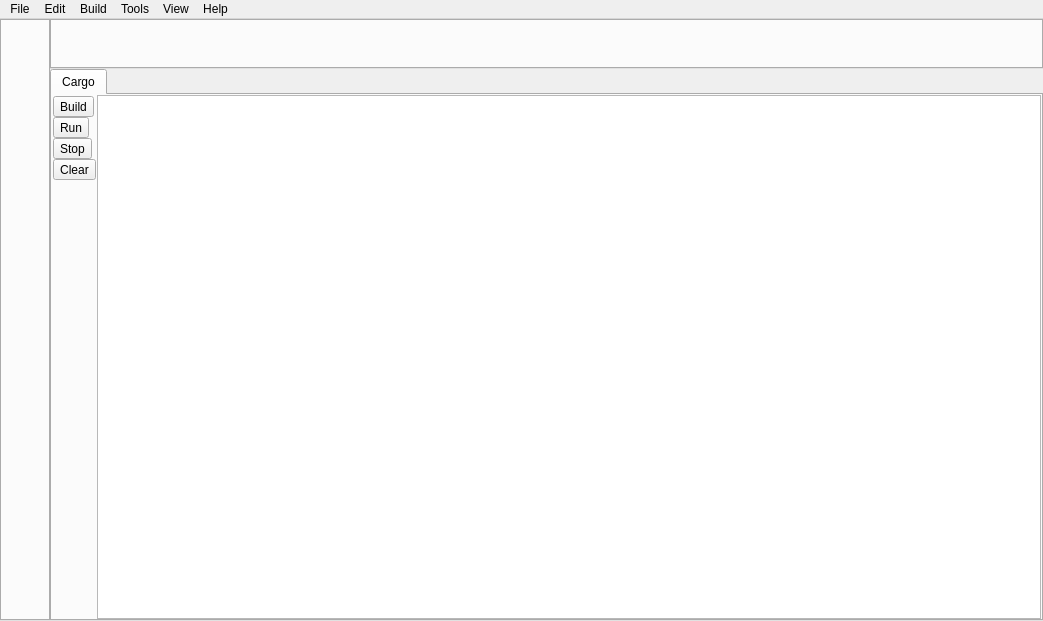
krre/afterglow, file Source/UI/MainWindow.ui: the form before one commit.
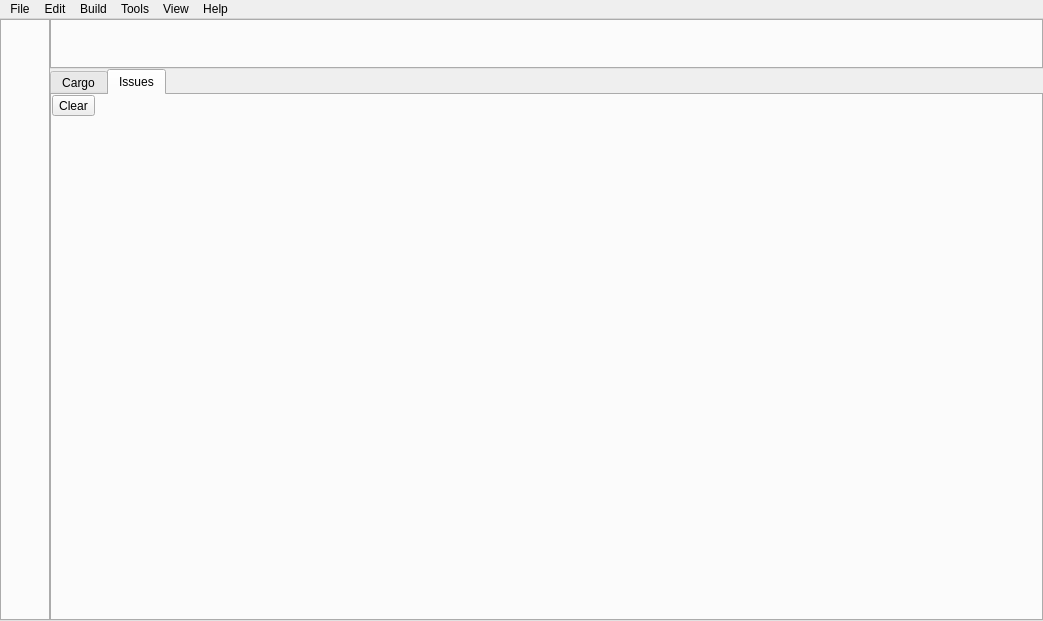
The form after the commit. The open tabs and pages were chosen to show the change.

Commit message: Add Issues tab to Output pane

```diff
--- a/Source/UI/MainWindow.ui
+++ b/Source/UI/MainWindow.ui
@@ -196,6 +196,62 @@
           </item>
          </layout>
         </widget>
+        <widget class="QWidget" name="tabIssues">
+         <attribute name="title">
+          <string>Issues</string>
+         </attribute>
+         <layout class="QHBoxLayout" name="horizontalLayout">
+          <property name="spacing">
+           <number>0</number>
+          </property>
+          <property name="leftMargin">
+           <number>0</number>
+          </property>
+          <property name="topMargin">
+           <number>0</number>
+          </property>
+          <property name="rightMargin">
+           <number>0</number>
+          </property>
+          <property name="bottomMargin">
+           <number>0</number>
+          </property>
+          <item>
+           <layout class="QVBoxLayout" name="verticalLayout_2">
+            <item>
+             <widget class="QToolButton" name="toolButtonIssuesClear">
+              <property name="text">
+               <string>Clear</string>
+              </property>
+             </widget>
+            </item>
+            <item>
+             <spacer name="verticalSpacer_2">
+              <property name="orientation">
+               <enum>Qt::Vertical</enum>
+              </property>
+              <property name="sizeHint" stdset="0">
+               <size>
+                <width>20</width>
+                <height>40</height>
+               </size>
+              </property>
+             </spacer>
+            </item>
+           </layout>
+          </item>
+          <item>
+           <widget class="QWidget" name="widgetIssues" native="true">
+            <property name="sizePolicy">
+             <sizepolicy hsizetype="Expanding" vsizetype="Preferred">
+              <horstretch>0</horstretch>
+              <verstretch>0</verstretch>
+             </sizepolicy>
+            </property>
+           </widget>
+          </item>
+         </layout>
+        </widget>
        </widget>
       </widget>
      </widget>
```
Left out of the diff: 2 changed lines with no effect on the pictures.
